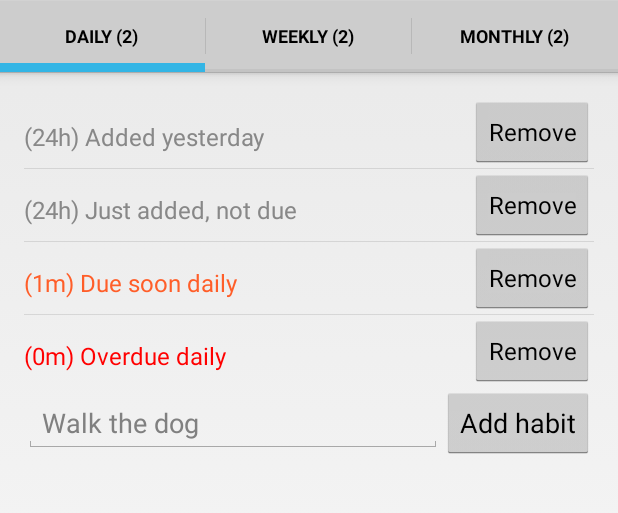
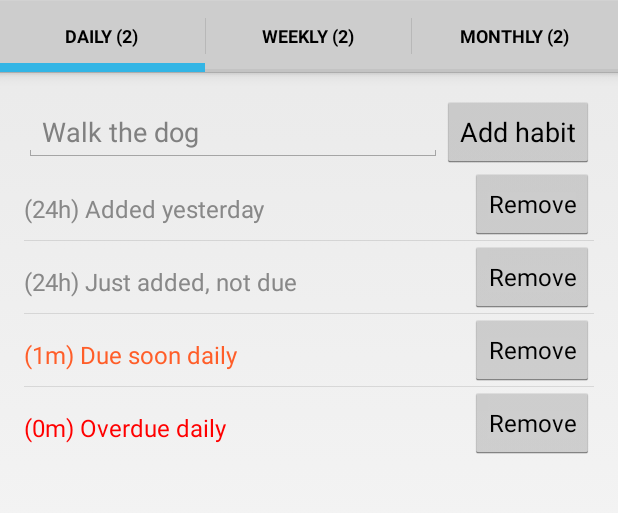
Before and after one commit to thomanil/HabitBoss, an Android app: the screen it shows after launch (MainActivity), after a tap on "EDIT", on a phone screen of 412 x 824 dp, the part 72-585 px from its top. Run offline under Robolectric (Android 15) with nearby library versions, the phone set to English and light mode, and no system bars; 1 other tap on this screen came first.

Commit message:
Handle more than one screenfull of habits more gracefully

```diff
--- a/HabitBoss/src/main/java/com/tknilsson/habitboss/ui/HabitSectionFragment.java
+++ b/HabitBoss/src/main/java/com/tknilsson/habitboss/ui/HabitSectionFragment.java
@@ -64,7 +64,7 @@ public class HabitSectionFragment extends Fragment {
     public void updateEditContextAwareElements(boolean editingHabits){
         if (getView() != null && getView().findViewById(R.id.habit_adding) != null){
             if(!editingHabits){
-                getView().findViewById(R.id.habit_adding).setVisibility(View.INVISIBLE);
+                getView().findViewById(R.id.habit_adding).setVisibility(View.GONE);
             } else {
                 getView().findViewById(R.id.habit_adding).setVisibility(View.VISIBLE);
             }
--- a/HabitBoss/src/main/res/layout/habit_section.xml
+++ b/HabitBoss/src/main/res/layout/habit_section.xml
@@ -8,12 +8,6 @@
     android:paddingTop="@dimen/activity_vertical_margin"
     android:paddingBottom="@dimen/activity_vertical_margin"
     tools:context=".MainActivity$DummySectionFragment">
-
-
-
-            <ListView android:id="@+id/habit_making_list"
-                android:layout_width="wrap_content"
-                android:layout_height="wrap_content" />
 
     <LinearLayout
         android:id="@+id/habit_adding"
@@ -37,6 +31,12 @@
 
     </LinearLayout>
 
+            <ListView android:id="@+id/habit_making_list"
+                android:layout_width="wrap_content"
+                android:layout_height="wrap_content" />
+
+
+
 
 
 
```
Also changed, not shown: 1 other file. Lines whose indentation alone changed are shown as unchanged.
